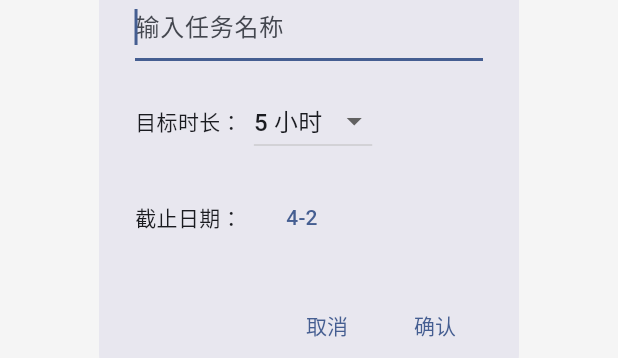
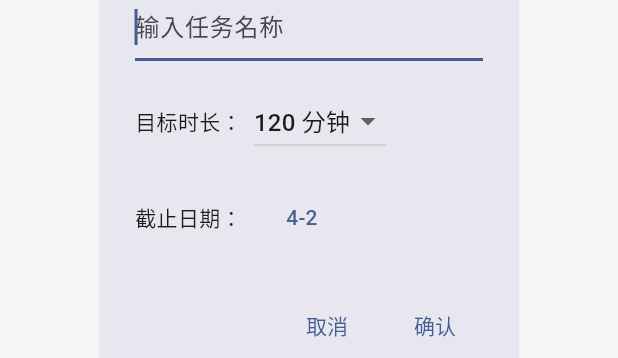
Before and after one commit to chakeo/try_your_best, a Flutter app: the AddTaskDialog widget shown alone on an empty page, opened directly, after a tap on "确认", on a phone screen of 412 x 824 dp. Shown: the part 479-837 px from the top of the screen. Run offline on Flutter 3.47's test engine with Material 3 defaults, Android fonts, the phone set to English and light mode, and no system bars; our stand-ins replace shared_preferences; missing offline and left inert: lunar; accounts and stored records are empty.

Commit message:
refactor(task): change time display from hours to minutes
Updated all task-related UI components to display time in minutes
instead of hours for more precise tracking. Changes include:
- Task creation dialog now uses minute presets (30-600 minutes)
- Progress displays show minutes instead of hours
- Time distribution chart uses minute values
- Updated test cases to reflect minute-based calculations

Co-Authored-By: Claude Sonnet 4.6 <noreply@anthropic.com>

```diff
--- a/lib/screens/task_detail_screen.dart
+++ b/lib/screens/task_detail_screen.dart
@@ -68,9 +68,9 @@ class _TaskDetailScreenState extends State<TaskDetailScreen> {
   @override
   Widget build(BuildContext context) {
     final progress = _task.getProgress();
-    final totalHours = (_task.getTotalMinutes() / 60).toStringAsFixed(1);
-    final targetHours = (_task.targetMinutes / 60).toStringAsFixed(1);
-    final remainingMinutes = _task.targetMinutes - _task.getTotalMinutes();
+    final totalMinutes = _task.getTotalMinutes();
+    final targetMinutes = _task.targetMinutes;
+    final remainingMinutes = targetMinutes - totalMinutes;
 
     return Scaffold(
       appBar: AppBar(
@@ -107,12 +107,12 @@ class _TaskDetailScreenState extends State<TaskDetailScreen> {
                     ),
                     const SizedBox(height: 8),
                     Text(
-                      '$totalHours / $targetHours 小时 (${(progress * 100).toStringAsFixed(0)}%)',
+                      '$totalMinutes / $targetMinutes 分钟 (${(progress * 100).toStringAsFixed(0)}%)',
                       style: const TextStyle(fontSize: 16),
                     ),
                     const SizedBox(height: 8),
                     Text(
-                      '剩余: ${(remainingMinutes / 60).toStringAsFixed(1)} 小时',
+                      '剩余: $remainingMinutes 分钟',
                       style: TextStyle(color: Colors.grey[600]),
                     ),
                   ],
--- a/lib/screens/task_list_screen.dart
+++ b/lib/screens/task_list_screen.dart
@@ -38,7 +38,7 @@ class _TaskListScreenState extends State<TaskListScreen> {
       final task = Task(
         id: DateTime.now().millisecondsSinceEpoch.toString(),
         name: result['name'],
-        targetMinutes: result['targetHours'] * 60,
+        targetMinutes: result['targetMinutes'],
         deadline: result['deadline'],
       );
 
--- a/lib/widgets/add_task_dialog.dart
+++ b/lib/widgets/add_task_dialog.dart
@@ -9,7 +9,7 @@ class AddTaskDialog extends StatefulWidget {
 
 class _AddTaskDialogState extends State<AddTaskDialog> {
   final _controller = TextEditingController();
-  int _targetHours = 5;
+  int _targetMinutes = 120;
   DateTime _deadline = DateTime.now().add(const Duration(days: 7));
 
   @override
@@ -36,11 +36,11 @@ class _AddTaskDialogState extends State<AddTaskDialog> {
               const Text('目标时长：'),
               const SizedBox(width: 8),
               DropdownButton<int>(
-                value: _targetHours,
-                items: List.generate(20, (i) => i + 1)
-                    .map((n) => DropdownMenuItem(value: n, child: Text('$n 小时')))
+                value: _targetMinutes,
+                items: [30, 60, 90, 120, 150, 180, 240, 300, 360, 480, 600]
+                    .map((n) => DropdownMenuItem(value: n, child: Text('$n 分钟')))
                     .toList(),
-                onChanged: (value) => setState(() => _targetHours = value!),
+                onChanged: (value) => setState(() => _targetMinutes = value!),
               ),
             ],
           ),
@@ -75,7 +75,7 @@ class _AddTaskDialogState extends State<AddTaskDialog> {
             if (_controller.text.trim().isNotEmpty) {
               Navigator.pop(context, {
                 'name': _controller.text.trim(),
-                'targetHours': _targetHours,
+                'targetMinutes': _targetMinutes,
                 'deadline': _deadline,
               });
             }
--- a/lib/widgets/task_card.dart
+++ b/lib/widgets/task_card.dart
@@ -17,8 +17,8 @@ class TaskCard extends StatelessWidget {
   @override
   Widget build(BuildContext context) {
     final progress = task.getProgress();
-    final totalHours = (task.getTotalMinutes() / 60).toStringAsFixed(1);
-    final targetHours = (task.targetMinutes / 60).toStringAsFixed(1);
+    final totalMinutes = task.getTotalMinutes();
+    final targetMinutes = task.targetMinutes;
 
     return Card(
       margin: const EdgeInsets.symmetric(horizontal: 16, vertical: 8),
@@ -53,7 +53,7 @@ class TaskCard extends StatelessWidget {
                 mainAxisAlignment: MainAxisAlignment.spaceBetween,
                 children: [
                   Text(
-                    '$totalHours / $targetHours 小时',
+                    '$totalMinutes / $targetMinutes 分钟',
                     style: TextStyle(color: Colors.grey[600]),
                   ),
                   Text(
--- a/lib/widgets/time_distribution_chart.dart
+++ b/lib/widgets/time_distribution_chart.dart
@@ -86,7 +86,7 @@ class TimeDistributionChart extends StatelessWidget {
     return data.asMap().entries.map((entry) {
       final index = entry.key;
       final item = entry.value;
-      final hours = (item.value / 60).toStringAsFixed(1);
+      final minutes = item.value;
 
       return Padding(
         padding: const EdgeInsets.only(bottom: 8),
@@ -99,7 +99,7 @@ class TimeDistributionChart extends StatelessWidget {
             ),
             const SizedBox(width: 8),
             Expanded(child: Text(item.key)),
-            Text('$hours 小时', style: TextStyle(color: Colors.grey[600])),
+            Text('$minutes 分钟', style: TextStyle(color: Colors.grey[600])),
           ],
         ),
       );
```
Also changed, not shown: 1 other file.
